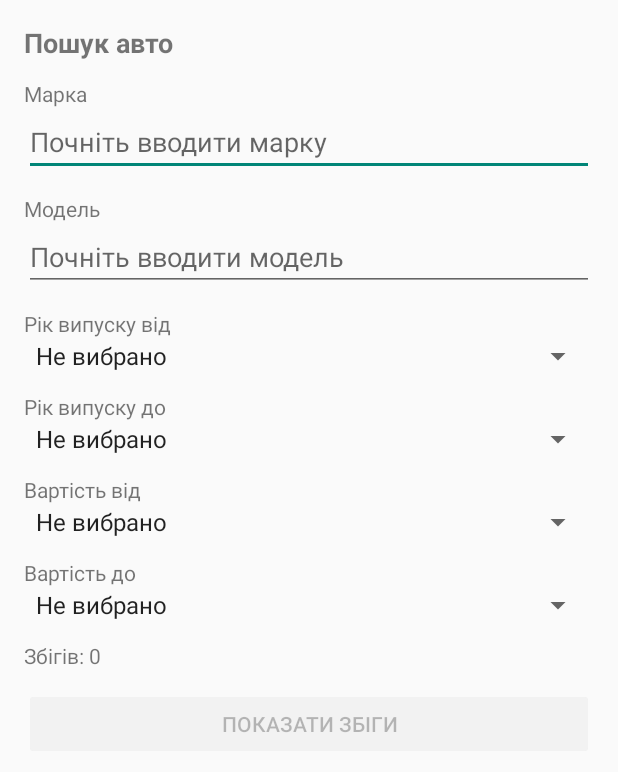
After one commit to Hatr828/AndroidHw, an Android app built with Jetpack Compose: the SearchActivity screen opened directly, with no data from a screen before it, on a phone screen of 412 x 824 dp. The commit adds this screen. Shown: the top 772 px of the screen. Run offline under Robolectric (Android 15) with nearby library versions, the phone set to English and light mode, and no system bars.

Commit message:
14.10.2025

```diff
--- /dev/null
+++ b/app/src/main/java/com/example/androidhw/CarModel.kt
@@ -0,0 +1,11 @@
+package com.example.androidhw
+
+data class CarModel(
+    val id: Int,
+    val brand: String,
+    val model: String,
+    val year: Int,
+    val description: String,
+    val cost: Int,
+    val photoResId: Int
+)
--- /dev/null
+++ b/app/src/main/java/com/example/androidhw/SearchActivity.kt
@@ -0,0 +1,156 @@
+package com.example.androidhw
+
+import android.app.Activity
+import android.os.Bundle
+import android.text.Editable
+import android.text.TextWatcher
+import android.widget.ArrayAdapter
+import android.widget.AutoCompleteTextView
+import android.widget.Button
+import android.widget.Spinner
+import android.widget.TextView
+import androidx.activity.ComponentActivity
+
+class SearchActivity : ComponentActivity() {
+    private lateinit var autoBrand: AutoCompleteTextView
+    private lateinit var autoModel: AutoCompleteTextView
+    private lateinit var spinnerYearFrom: Spinner
+    private lateinit var spinnerYearTo: Spinner
+    private lateinit var spinnerCostFrom: Spinner
+    private lateinit var spinnerCostTo: Spinner
+    private lateinit var textMatches: TextView
+    private lateinit var buttonMatches: Button
+
+    private lateinit var yearValues: List<Int?>
+    private lateinit var costValues: List<Int?>
+    private var currentMatches: List<CarModel> = emptyList()
+
+    private val cars: List<CarModel> by lazy { (application as CarApp).cars }
+
+    override fun onCreate(savedInstanceState: Bundle?) {
+        super.onCreate(savedInstanceState)
+        setContentView(R.layout.activity_search)
+
+        autoBrand = findViewById(R.id.auto_brand)
+        autoModel = findViewById(R.id.auto_model)
+        spinnerYearFrom = findViewById(R.id.spinner_year_from)
+        spinnerYearTo = findViewById(R.id.spinner_year_to)
+        spinnerCostFrom = findViewById(R.id.spinner_cost_from)
+        spinnerCostTo = findViewById(R.id.spinner_cost_to)
+        textMatches = findViewById(R.id.text_matches)
+        buttonMatches = findViewById(R.id.button_matches)
+
+        setupAutoComplete()
+        setupSpinners()
+        setupListeners()
+        updateMatches()
+
+        buttonMatches.setOnClickListener {
+            val ids = currentMatches.map { it.id }.toIntArray()
+            val data = android.content.Intent().apply {
+                putExtra(EXTRA_MATCH_IDS, ids)
+            }
+            setResult(Activity.RESULT_OK, data)
+            finish()
+        }
+    }
+
+    private fun setupAutoComplete() {
+        val brands = cars.map { it.brand }.toSet().sorted()
+        val models = cars.map { it.model }.toSet().sorted()
+
+        autoBrand.setAdapter(ArrayAdapter(this, android.R.layout.simple_list_item_1, brands.toList()))
+        autoModel.setAdapter(ArrayAdapter(this, android.R.layout.simple_list_item_1, models.toList()))
+
+        autoBrand.threshold = 1
+        autoModel.threshold = 1
+    }
+
+    private fun setupSpinners() {
+        val years = cars.map { it.year }.toSet().sorted()
+        yearValues = listOf(null) + years
+        val yearLabels = listOf(getString(R.string.option_any)) + years.map { it.toString() }
+        val yearAdapter = ArrayAdapter(this, android.R.layout.simple_spinner_item, yearLabels).also {
+            it.setDropDownViewResource(android.R.layout.simple_spinner_dropdown_item)
+        }
+        spinnerYearFrom.adapter = yearAdapter
+        spinnerYearTo.adapter = yearAdapter
+
+        costValues = listOf(null, 1000, 10000, 100000, 1000000)
+        val costLabels = costValues.map { value ->
+            if (value == null) getString(R.string.option_any) else getString(R.string.cost_option_format, value)
+        }
+        val costAdapter = ArrayAdapter(this, android.R.layout.simple_spinner_item, costLabels).also {
+            it.setDropDownViewResource(android.R.layout.simple_spinner_dropdown_item)
+        }
+        spinnerCostFrom.adapter = costAdapter
+        spinnerCostTo.adapter = costAdapter
+    }
+
+    private fun setupListeners() {
+        val watcher = object : TextWatcher {
+            override fun beforeTextChanged(s: CharSequence?, start: Int, count: Int, after: Int) = Unit
+
+            override fun onTextChanged(s: CharSequence?, start: Int, before: Int, count: Int) = Unit
+
+            override fun afterTextChanged(s: Editable?) {
+                updateMatches()
+            }
+        }
+        autoBrand.addTextChangedListener(watcher)
+        autoModel.addTextChangedListener(watcher)
+
+        val spinnerListener = object : android.widget.AdapterView.OnItemSelectedListener {
+            override fun onItemSelected(
+                parent: android.widget.AdapterView<*>?,
+                view: android.view.View?,
+                position: Int,
+                id: Long
+            ) {
+                updateMatches()
+            }
+
+            override fun onNothingSelected(parent: android.widget.AdapterView<*>?) = Unit
+        }
+        spinnerYearFrom.onItemSelectedListener = spinnerListener
+        spinnerYearTo.onItemSelectedListener = spinnerListener
+        spinnerCostFrom.onItemSelectedListener = spinnerListener
+        spinnerCostTo.onItemSelectedListener = spinnerListener
+    }
+
+    private fun updateMatches() {
+        val brandQuery = autoBrand.text.toString().trim()
+        val modelQuery = autoModel.text.toString().trim()
+        val yearFrom = yearValues[spinnerYearFrom.selectedItemPosition]
+        val yearTo = yearValues[spinnerYearTo.selectedItemPosition]
+        val costFrom = costValues[spinnerCostFrom.selectedItemPosition]
+        val costTo = costValues[spinnerCostTo.selectedItemPosition]
+
+        val hasFilter = brandQuery.isNotEmpty() || modelQuery.isNotEmpty() ||
+            yearFrom != null || yearTo != null || costFrom != null || costTo != null
+
+        currentMatches = if (!hasFilter) {
+            emptyList()
+        } else if (yearFrom != null && yearTo != null && yearFrom > yearTo) {
+            emptyList()
+        } else if (costFrom != null && costTo != null && costFrom > costTo) {
+            emptyList()
+        } else {
+            cars.filter { car ->
+                (brandQuery.isEmpty() || car.brand.startsWith(brandQuery, ignoreCase = true)) &&
+                    (modelQuery.isEmpty() || car.model.startsWith(modelQuery, ignoreCase = true)) &&
+                    (yearFrom == null || car.year >= yearFrom) &&
+                    (yearTo == null || car.year <= yearTo) &&
+                    (costFrom == null || car.cost >= costFrom) &&
+                    (costTo == null || car.cost <= costTo)
+            }
+        }
+
+        textMatches.text = getString(R.string.matches_format, currentMatches.size)
+        buttonMatches.isEnabled = hasFilter && currentMatches.isNotEmpty()
+    }
+
+    companion object {
+        const val EXTRA_MATCH_IDS = "com.example.androidhw.EXTRA_MATCH_IDS"
+    }
+}
--- /dev/null
+++ b/app/src/main/res/layout/activity_search.xml
@@ -0,0 +1,111 @@
+<?xml version="1.0" encoding="utf-8"?>
+<ScrollView xmlns:android="http://schemas.android.com/apk/res/android"
+    android:id="@+id/scroll_root"
+    android:layout_width="match_parent"
+    android:layout_height="match_parent">
+
+    <LinearLayout
+        android:id="@+id/layout_search"
+        android:layout_width="match_parent"
+        android:layout_height="wrap_content"
+        android:orientation="vertical"
+        android:padding="16dp">
+
+        <TextView
+            android:id="@+id/text_search_title"
+            android:layout_width="match_parent"
+            android:layout_height="wrap_content"
+            android:layout_marginBottom="12dp"
+            android:text="@string/title_search"
+            android:textSize="18sp"
+            android:textStyle="bold" />
+
+        <TextView
+            android:id="@+id/text_brand_label"
+            android:layout_width="match_parent"
+            android:layout_height="wrap_content"
+            android:text="@string/label_brand" />
+
+        <AutoCompleteTextView
+            android:id="@+id/auto_brand"
+            android:layout_width="match_parent"
+            android:layout_height="wrap_content"
+            android:layout_marginBottom="12dp"
+            android:hint="@string/hint_brand" />
+
+        <TextView
+            android:id="@+id/text_model_label"
+            android:layout_width="match_parent"
+            android:layout_height="wrap_content"
+            android:text="@string/label_model" />
+
+        <AutoCompleteTextView
+            android:id="@+id/auto_model"
+            android:layout_width="match_parent"
+            android:layout_height="wrap_content"
+            android:layout_marginBottom="12dp"
+            android:hint="@string/hint_model" />
+
+        <TextView
+            android:id="@+id/text_year_from_label"
+            android:layout_width="match_parent"
+            android:layout_height="wrap_content"
+            android:text="@string/label_year_from" />
+
+        <Spinner
+            android:id="@+id/spinner_year_from"
+            android:layout_width="match_parent"
+            android:layout_height="wrap_content"
+            android:layout_marginBottom="12dp" />
+
+        <TextView
+            android:id="@+id/text_year_to_label"
+            android:layout_width="match_parent"
+            android:layout_height="wrap_content"
+            android:text="@string/label_year_to" />
+
+        <Spinner
+            android:id="@+id/spinner_year_to"
+            android:layout_width="match_parent"
+            android:layout_height="wrap_content"
+            android:layout_marginBottom="12dp" />
+
+        <TextView
+            android:id="@+id/text_cost_from_label"
+            android:layout_width="match_parent"
+            android:layout_height="wrap_content"
+            android:text="@string/label_cost_from" />
+
+        <Spinner
+            android:id="@+id/spinner_cost_from"
+            android:layout_width="match_parent"
+            android:layout_height="wrap_content"
+            android:layout_marginBottom="12dp" />
+
+        <TextView
+            android:id="@+id/text_cost_to_label"
+            android:layout_width="match_parent"
+            android:layout_height="wrap_content"
+            android:text="@string/label_cost_to" />
+
+        <Spinner
+            android:id="@+id/spinner_cost_to"
+            android:layout_width="match_parent"
+            android:layout_height="wrap_content"
+            android:layout_marginBottom="12dp" />
+
+        <TextView
+            android:id="@+id/text_matches"
+            android:layout_width="match_parent"
+            android:layout_height="wrap_content"
+            android:layout_marginBottom="12dp"
+            android:text="@string/matches_default" />
+
+        <Button
+            android:id="@+id/button_matches"
+            android:layout_width="match_parent"
+            android:layout_height="wrap_content"
+            android:enabled="false"
+            android:text="@string/button_matches" />
+    </LinearLayout>
+</ScrollView>
--- a/app/src/main/res/values/strings.xml
+++ b/app/src/main/res/values/strings.xml
@@ -1,15 +1,22 @@
 <resources>
     <string name="app_name">AndroidHW</string>
-    <string name="menu_edit_text">Редагувати текст</string>
-    <string name="menu_show_notification">Виклик сповіщення</string>
-    <string name="dialog_title_edit">Редагування тексту</string>
-    <string name="dialog_hint">Введіть текст</string>
-    <string name="dialog_ok">ОК</string>
-    <string name="dialog_cancel">Скасувати</string>
-    <string name="edit_text_hint">Текст відсутній</string>
-    <string name="toast_empty_text">Поле порожнє</string>
-    <string name="toast_permission_denied">Дозвіл на сповіщення не надано</string>
-    <string name="notification_channel_name">Текстові сповіщення</string>
-    <string name="notification_channel_description">Оповіщення з текстом користувача</string>
-    <string name="notification_title">Нове повідомлення</string>
+    <string name="title_cars">Автомобілі</string>
+    <string name="menu_search">Пошук</string>
+    <string name="empty_list">Немає збігів</string>
+    <string name="car_image_desc">Фото авто</string>
+    <string name="year_cost_format">%1$d рік • %2$d USD</string>
+    <string name="title_search">Пошук авто</string>
+    <string name="label_brand">Марка</string>
+    <string name="label_model">Модель</string>
+    <string name="label_year_from">Рік випуску від</string>
+    <string name="label_year_to">Рік випуску до</string>
+    <string name="label_cost_from">Вартість від</string>
+    <string name="label_cost_to">Вартість до</string>
+    <string name="hint_brand">Почніть вводити марку</string>
+    <string name="hint_model">Почніть вводити модель</string>
+    <string name="option_any">Не вибрано</string>
+    <string name="cost_option_format">%1$d USD</string>
+    <string name="matches_format">Збігів: %1$d</string>
+    <string name="matches_default">Збігів: 0</string>
+    <string name="button_matches">Показати збіги</string>
 </resources>
```
Also changed, not shown: app/src/main/AndroidManifest.xml (+6 -2 lines), app/src/main/java/com/example/androidhw/CarAdapter.kt (added, +35 -0 lines), app/src/main/java/com/example/androidhw/CarApp.kt (added, +66 -0 lines), app/src/main/java/com/example/androidhw/MainActivity.kt (+35 -106 lines), app/src/main/res/layout/activity_main.xml (+16 -12 lines), app/src/main/res/layout/item_car.xml (added, +44 -0 lines), app/src/main/res/menu/main_menu.xml (+3 -7 lines), app/src/main/res/drawable-nodpi/car_audi_a5.jpg (added), app/src/main/res/drawable-nodpi/car_bmw_m3.png (added), app/src/main/res/drawable-nodpi/car_bmw_m4.jpg (added), app/src/main/res/drawable-nodpi/car_defender.jpg (added), app/src/main/res/drawable-nodpi/car_lynkco01.jpg (added), app/src/main/res/drawable-nodpi/car_tucson.jpg (added).
